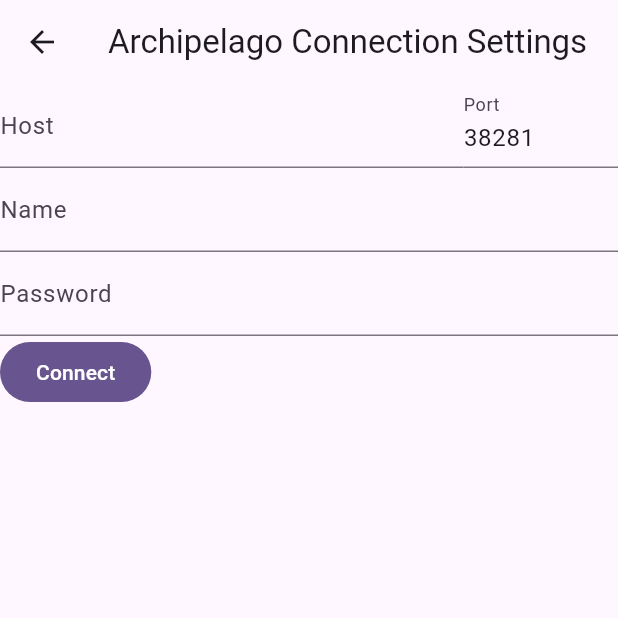
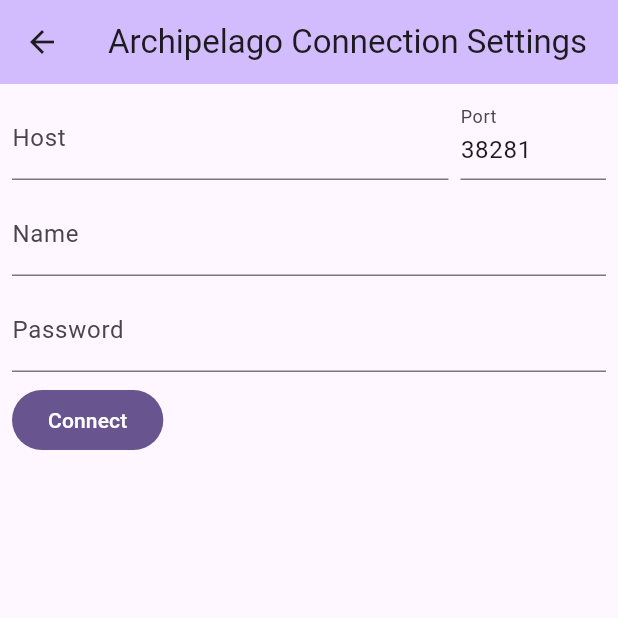
Before and after one commit to ShoresForgotten/archipelabutt, a Flutter app: the screen it shows after launch, after a tap on the "people" icon, on a phone screen of 412 x 824 dp, the top half of it. Run offline on Flutter 3.47's test engine with Material 3 defaults, Android fonts, the phone set to English and light mode, and no system bars; missing offline and left inert: archipelago, buttplug.

Commit message:
UUID generation, some padding for widgets

```diff
--- a/lib/archipelago_connection_settings.dart
+++ b/lib/archipelago_connection_settings.dart
@@ -39,11 +39,14 @@
     if (connecting) {
       return CircularProgressIndicator(); //TODO: Better loading indicator
     } else {
+      // TODO: This shifts on validation rejection
       return Form(
         key: _formKey,
         child: Column(
+          spacing: 8.0,
           children: [
             Row(
+              spacing: 8.0,
               children: [
                 Flexible(
                   flex: 3,
@@ -150,9 +153,19 @@
   @override
   Widget build(BuildContext context) {
     return Scaffold(
-      appBar: AppBar(title: const Text('Archipelago Connection Settings')),
+      appBar: AppBar(
+        title: const Text('Archipelago Connection Settings'),
+        backgroundColor: Theme.of(context).colorScheme.inversePrimary,
+      ),
       // TODO: reload previous settings
-      body: _ArchipelagoConnectionForm(uuid: uuid),
+      body: Container(
+        padding: EdgeInsets.all(8.0),
+        alignment: Alignment.topCenter,
+        child: SizedBox(
+          width: 700.0,
+          child: _ArchipelagoConnectionForm(uuid: uuid),
+        ),
+      ),
     );
   }
 }
--- a/lib/buttplug_device_settings.dart
+++ b/lib/buttplug_device_settings.dart
@@ -4,8 +4,6 @@
 import 'package:flutter/material.dart';
 import 'package:flutter/services.dart';
 import 'package:provider/provider.dart';
-
-// TODO: Make all of this work
 
 class ButtplugSettings extends StatefulWidget {
   const ButtplugSettings({super.key});
@@ -38,14 +36,15 @@
         return Row(
           children: [
             Expanded(flex: 1, child: ListView(children: deviceTiles)),
+            Expanded(
+              flex: 2,
+              child: Padding(
+                padding: EdgeInsets.symmetric(horizontal: 10.0),
+                child:
                     _selectedDevice != null
-                ? Expanded(
-                  flex: 2,
-                  child: _ButtplugDeviceSettings(device: _selectedDevice!),
-                )
-                : Flexible(
-                  flex: 2,
-                  child: Center(child: Text('No device selected')),
+                        ? _ButtplugDeviceSettings(device: _selectedDevice!)
+                        : Center(child: Text('No device selected')),
+              ),
             ),
           ],
         );
@@ -80,7 +79,10 @@
 
   @override
   Widget build(BuildContext context) {
-    return Column(
+    return Padding(
+      padding: const EdgeInsets.fromLTRB(0, 16.0, 0, 0),
+      child: Column(
+        spacing: 8.0,
         children: [
           SegmentedButton(
             segments: const <ButtonSegment<CheckOption>>[
@@ -114,6 +116,7 @@
           Divider(),
           _ButtplugFeatureSettings(selectedFeature),
         ],
+      ),
     );
   }
 }
@@ -179,7 +182,10 @@
 
   @override
   Widget build(BuildContext context) {
-    return Column(
+    return Padding(
+      padding: const EdgeInsets.symmetric(vertical: 2.0),
+      child: Column(
+        spacing: 4.0,
         children: [
           Row(
             children: [
@@ -206,7 +212,8 @@
                         setState(() {
                           widget.info.duration = (tryParse * 1000).toInt();
                           _durationController.text =
-                            (widget.info.duration.toDouble() / 1000).toString();
+                              (widget.info.duration.toDouble() / 1000)
+                                  .toString();
                         });
                       }
                     },
@@ -235,6 +242,7 @@
             divisions: widget.stepCount,
           ),
         ],
+      ),
     );
   }
 }
--- a/lib/main.dart
+++ b/lib/main.dart
@@ -53,7 +53,11 @@
         title: Text(
           widget.title,
         ), // TODO: Maybe make this access the license information?
-        actions: [ButtplugConnectionButton(), ArchipelagoConnectionButton()],
+        actions: [
+          ButtplugConnectionButton(),
+          ArchipelagoConnectionButton(),
+          LicenseInformationButton(),
+        ],
       ),
       body: ChangeNotifierProvider<DeviceManager>.value(
         value:
@@ -93,15 +97,15 @@
 }
 
 class ArchipelagoConnectionButton extends StatelessWidget {
-  const ArchipelagoConnectionButton({super.key});
+  ArchipelagoConnectionButton({super.key});
 
   @override
   Widget build(BuildContext context) {
     return IconButton(
       icon:
           Provider.of<ArchipelabuttState>(context, listen: true).apConnected
-              ? const Icon(Icons.people)
-              : const Icon(Icons.people), //TODO: Connected & Disconnected icons
+              ? Icon(Icons.people)
+              : Icon(Icons.people), //TODO: Connected & Disconnected icons
       tooltip: 'Archipelago Connection',
       onPressed: () {
         Navigator.push(
@@ -109,8 +113,13 @@
           MaterialPageRoute<ArchipelagoConnection>(
             //TODO: UUID generation
             builder:
-                (context) =>
-                    ArchipelagoConnectionSettingsPage(uuid: 'placeholder'),
+                (context) => ArchipelagoConnectionSettingsPage(
+                  uuid:
+                      Provider.of<ArchipelabuttState>(
+                        context,
+                        listen: false,
+                      ).uuid,
+                ),
           ),
         ).then((value) {
           if (value != null && context.mounted) {
@@ -122,3 +131,16 @@
     );
   }
 }
+
+class LicenseInformationButton extends StatelessWidget {
+  const LicenseInformationButton({super.key});
+
+  @override
+  Widget build(BuildContext context) {
+    return IconButton(
+      icon: Icon(Icons.text_snippet),
+      tooltip: 'License Information',
+      onPressed: () => showLicensePage(context: context),
+    );
+  }
+}
--- a/lib/state/buttplug_connection.dart
+++ b/lib/state/buttplug_connection.dart
@@ -16,6 +16,8 @@
   bool get connected => _connected;
 
   ButtplugConnection._(this.host, this.port, this.client) {
+    // This doesn't actually do anything, since buttplug doesn't actually end the stream.
+    // TODO: fix this?
     _streamController.addStream(client.eventStream).whenComplete(() {
       _connected = false;
       log('Connection to Buttplug server closed.', level: Level.INFO.value);
--- a/lib/state/state.dart
+++ b/lib/state/state.dart
@@ -1,8 +1,7 @@
 import 'dart:async';
-import 'dart:developer';
+import 'dart:math';
 
 import 'package:buttplug/buttplug.dart';
-import 'package:logging/logging.dart';
 import 'package:archipelago/archipelago.dart';
 import 'package:flutter/foundation.dart';
 
@@ -16,6 +15,7 @@
   ButtplugConnection? _bpConn;
   Stream<ArchipelagoEvent>? get apStream => _apConn?.stream;
   final DeviceManager bpDevices = DeviceManager();
+  final String uuid = generateUUID();
 
   bool get apConnected => _apConn?.connected ?? false;
   bool get bpConnected => _bpConn?.connected ?? false;
@@ -24,7 +24,6 @@
 
   set bpConn(ButtplugConnection conn) {
     conn.stream.listen((event) {
-      log(event.toString(), level: Level.INFO.value);
       switch (event) {
         case DeviceAddedEvent():
           bpDevices.addDevice(event.device);
@@ -61,7 +60,6 @@
   }
 
   void _activateDevices(ItemSend message) {
-    log(message.toString(), level: 0);
     //TODO: Improve archipelago library so I don't have to do this like this
     final player = _apConn!.connectionParamaters.name;
     final item = message.item.item;
@@ -84,3 +82,26 @@
     }
   }
 }
+
+String generateUUID() {
+  // I know there's a library for uuids, but I don't like installing libraries unless they're really necessary
+  // There's also probably other, more efficient, ways of doing this
+  final rng = Random();
+  final String randomA1 = rng
+      .nextInt(1 << 31)
+      .toRadixString(16)
+      .padLeft(8, '0');
+  final String randomA2 = rng
+      .nextInt(1 << 15)
+      .toRadixString(16)
+      .padLeft(4, '0');
+  final String randomBAndVer = (rng.nextInt(1 << 11) | (1 << 14)).toRadixString(
+    16,
+  );
+  final String randomC1 = (rng.nextInt(1 << 29) | (1 << 31)).toRadixString(16);
+  final String randomC2 = rng
+      .nextInt(1 << 31)
+      .toRadixString(16)
+      .padLeft(8, '0');
+  return '$randomA1-$randomA2-$randomBAndVer-${randomC1.substring(0, 4)}-${randomC1.substring(4)}$randomC2';
+}
--- a/pubspec.yaml
+++ b/pubspec.yaml
@@ -16,7 +16,7 @@
 # https://developer.apple.com/library/archive/documentation/General/Reference/InfoPlistKeyReference/Articles/CoreFoundationKeys.html
 # In Windows, build-name is used as the major, minor, and patch parts
 # of the product and file versions while build-number is used as the build suffix.
-version: 0.2.0+2
+version: 0.3.0+3
 
 environment:
   sdk: ^3.7.0
@@ -38,7 +38,6 @@
     git:
       url: https://github.com/ShoresForgotten/buttplug_dart.git
       ref: ws-dep-upgrade
-  uuid: ^4.5.1
   collection: ^1.19.1
   json_annotation: ^4.9.0
   provider: ^6.1.2
@@ -77,8 +76,6 @@
 
   # To add assets to your application, add an assets section, like this:
   # assets:
-  #   - images/a_dot_burr.jpeg
-  #   - images/a_dot_ham.jpeg
 
   # An image asset can refer to one or more resolution-specific "variants", see
   # https://flutter.dev/to/resolution-aware-images
```
Also changed, not shown: lib/buttplug_connection_settings.dart (+15 -3 lines), pubspec.lock. Lines whose indentation alone changed are shown as unchanged.
